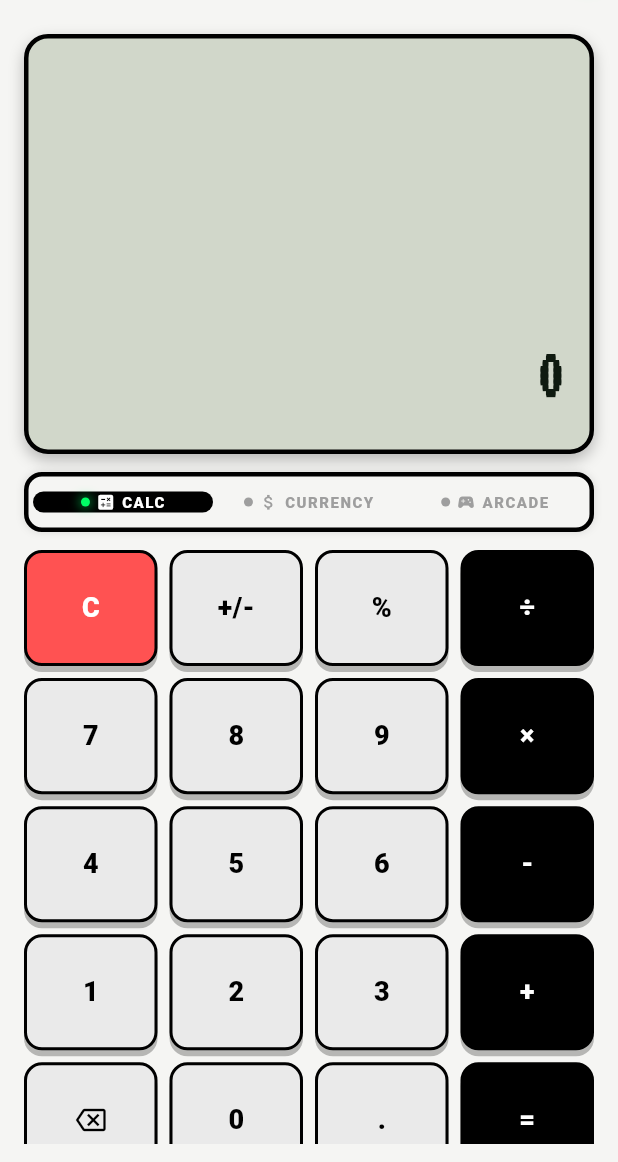
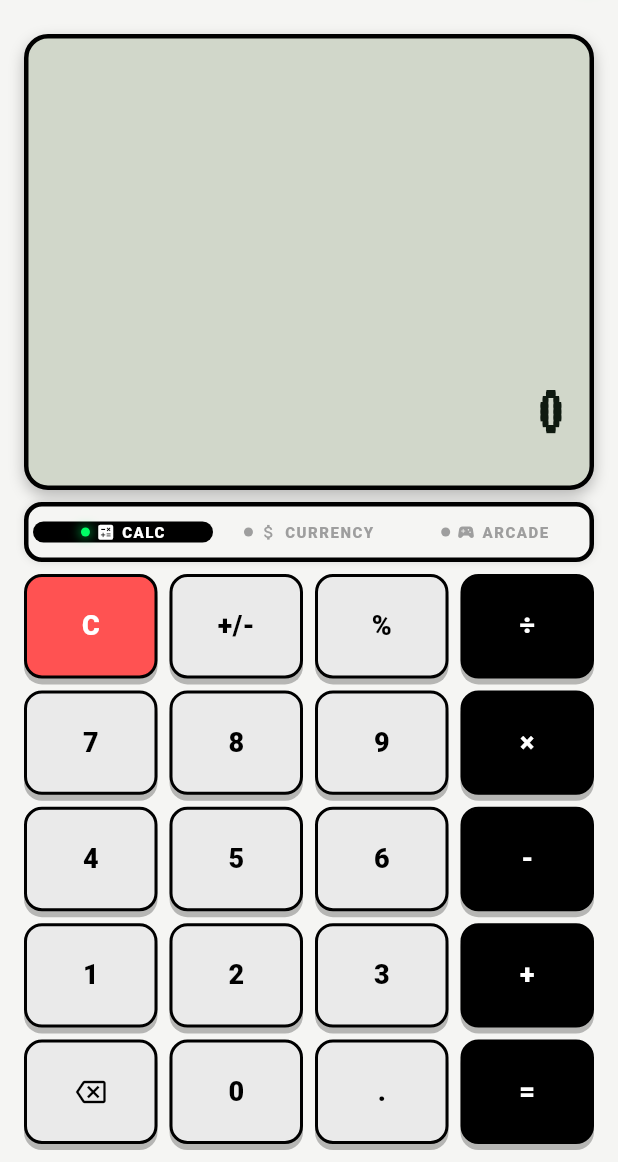
Before and after one commit to paperlinkos/kalkly, a Flutter app: the screen it shows after launch, on a phone screen of 412 x 824 dp, the part 74-1236 px from its top. Run offline on Flutter 3.47's test engine with Material 3 defaults, Android fonts, the phone set to English and light mode, and no system bars; our stand-ins replace google_fonts, shared_preferences.

Commit message:
fix: make screen and control deck layout fully responsive across all mobile device screen sizes

```diff
--- a/lib/main.dart
+++ b/lib/main.dart
@@ -258,7 +258,9 @@ class _DynamoAppState extends State<DynamoApp> {
         },
         child: Column(
           children: [
-            UpperBezelScreen(
+            Expanded(
+              flex: 4,
+              child: UpperBezelScreen(
                 mode: mode,
                 calcDisplay: calcRunningTotal,
                 calcExpression: calcExpression,
@@ -282,17 +284,21 @@ class _DynamoAppState extends State<DynamoApp> {
                 actionInput: actionInput,
                 actionCounter: actionCounter,
               ),
-            const SizedBox(height: 12),
+            ),
+            const SizedBox(height: 8),
             CartridgeBar(
               mode: mode,
               onModeChange: (m) => setState(() => mode = m),
             ),
-            const SizedBox(height: 12),
-            LowerControlDeck(
+            const SizedBox(height: 8),
+            Expanded(
+              flex: 5,
+              child: LowerControlDeck(
                 mode: mode,
                 onKeyPress: handleKey,
                 onDpadPress: triggerDpad,
                 onActionPress: triggerAction,
+              ),
             ),
           ],
         ),
--- a/lib/widgets/lower_control_deck.dart
+++ b/lib/widgets/lower_control_deck.dart
@@ -18,11 +18,9 @@ class LowerControlDeck extends StatelessWidget {
 
   @override
   Widget build(BuildContext context) {
-    return Expanded(
-      child: AnimatedSwitcher(
+    return AnimatedSwitcher(
       duration: const Duration(milliseconds: 250),
       child: mode == 'ARCADE' ? _buildArcadeDeck() : _buildKeypadGrid(),
-      ),
     );
   }
 
@@ -43,13 +41,26 @@ class LowerControlDeck extends StatelessWidget {
             ['DEL', '0', '.', 'PAIR_INR'],
           ];
 
+    return LayoutBuilder(
+      builder: (context, constraints) {
+        final double availableWidth = constraints.maxWidth;
+        final double availableHeight = constraints.maxHeight;
+
+        // 5 rows, 4 columns with 8px spacing
+        final double itemWidth = (availableWidth - (3 * 8)) / 4;
+        final double itemHeight = (availableHeight - (4 * 8)) / 5;
+
+        final double aspectRatio = (itemHeight > 0 && itemWidth > 0)
+            ? (itemWidth / itemHeight)
+            : 1.15;
+
         return GridView.builder(
           physics: const NeverScrollableScrollPhysics(),
-      gridDelegate: const SliverGridDelegateWithFixedCrossAxisCount(
+          gridDelegate: SliverGridDelegateWithFixedCrossAxisCount(
             crossAxisCount: 4,
             mainAxisSpacing: 8,
             crossAxisSpacing: 8,
-        childAspectRatio: 1.15,
+            childAspectRatio: aspectRatio,
           ),
           itemCount: 20,
           itemBuilder: (context, index) {
@@ -57,6 +68,8 @@ class LowerControlDeck extends StatelessWidget {
             int c = index % 4;
             String key = keys[r][c];
             return _buildChicletBtn(key);
+          },
+        );
       },
     );
   }
@@ -115,7 +128,9 @@ class LowerControlDeck extends StatelessWidget {
 
   Widget _buildArcadeDeck() {
     return Padding(
-      padding: const EdgeInsets.symmetric(horizontal: 12.0, vertical: 8.0),
+      padding: const EdgeInsets.symmetric(horizontal: 12.0, vertical: 4.0),
+      child: FittedBox(
+        fit: BoxFit.scaleDown,
         child: Column(
           mainAxisAlignment: MainAxisAlignment.spaceBetween,
           children: [
@@ -161,6 +176,8 @@ class LowerControlDeck extends StatelessWidget {
                   ),
                 ),
 
+                const SizedBox(width: 24),
+
                 // Angled Circular Action Buttons A & B
                 Transform.rotate(
                   angle: -0.22,
@@ -184,6 +201,8 @@ class LowerControlDeck extends StatelessWidget {
               ],
             ),
 
+            const SizedBox(height: 12),
+
             // Bottom Pill Switches (SELECT & START)
             Row(
               mainAxisAlignment: MainAxisAlignment.center,
@@ -193,8 +212,9 @@ class LowerControlDeck extends StatelessWidget {
                 _buildPillBtn('START'),
               ],
             ),
-          const SizedBox(height: 8),
+            const SizedBox(height: 4),
           ],
+        ),
       ),
     );
   }
--- a/lib/widgets/upper_bezel_screen.dart
+++ b/lib/widgets/upper_bezel_screen.dart
@@ -68,7 +68,8 @@ class UpperBezelScreen extends StatelessWidget {
   @override
   Widget build(BuildContext context) {
     return Container(
-      height: 280,
+      width: double.infinity,
+      height: double.infinity,
       decoration: BoxDecoration(
         color: const Color(0xFFDCE3D5),
         borderRadius: BorderRadius.circular(16),
```
Also changed, not shown: lib/arcade/pixel_math_match.dart (+11 -2 lines), lib/arcade/pixel_racer.dart (+11 -2 lines). Lines whose indentation alone changed are shown as unchanged.
